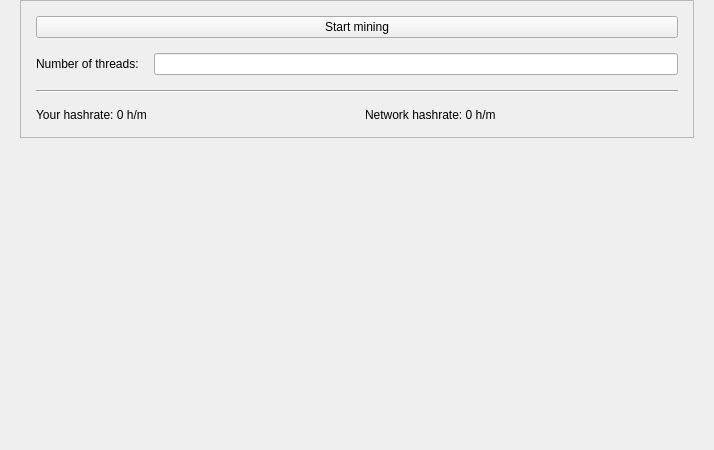
Old version of the form src/qt/forms/miningpage.ui in the repository equitypay/eqpay.
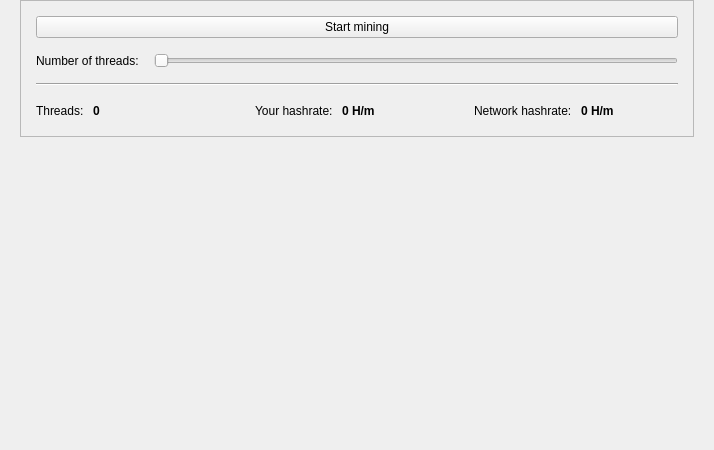
New version of the form.

```diff
--- a/src/qt/forms/miningpage.ui
+++ b/src/qt/forms/miningpage.ui
@@ -69,7 +69,11 @@
            </widget>
           </item>
           <item>
-           <widget class="QLineEdit" name="lineEdit"/>
+           <widget class="QSlider" name="threadSlider">
+            <property name="orientation">
+             <enum>Qt::Horizontal</enum>
+            </property>
+           </widget>
           </item>
          </layout>
         </item>
@@ -83,18 +87,127 @@
         <item>
          <layout class="QHBoxLayout" name="horizontalLayout">
           <item>
-           <widget class="QLabel" name="label">
-            <property name="text">
-             <string>Your hashrate: 0 h/m</string>
+           <layout class="QHBoxLayout" name="horizontalLayout_2">
+            <property name="spacing">
+             <number>6</number>
             </property>
-           </widget>
+            <property name="sizeConstraint">
+             <enum>QLayout::SetDefaultConstraint</enum>
+            </property>
+            <item>
+             <widget class="QLabel" name="label_4">
+              <property name="text">
+               <string>Threads: </string>
+              </property>
+             </widget>
+            </item>
+            <item>
+             <widget class="QLabel" name="threadLabel">
+              <property name="font">
+               <font>
+                <weight>75</weight>
+                <bold>true</bold>
+               </font>
+              </property>
+              <property name="text">
+               <string>0</string>
+              </property>
+             </widget>
+            </item>
+            <item>
+             <spacer name="horizontalSpacer">
+              <property name="orientation">
+               <enum>Qt::Horizontal</enum>
+              </property>
+              <property name="sizeHint" stdset="0">
+               <size>
+                <width>40</width>
+                <height>20</height>
+               </size>
+              </property>
+             </spacer>
+            </item>
+           </layout>
           </item>
           <item>
-           <widget class="QLabel" name="label_2">
-            <property name="text">
-             <string>Network hashrate: 0 h/m</string>
+           <layout class="QHBoxLayout" name="horizontalLayout_4">
+            <property name="spacing">
+             <number>6</number>
             </property>
-           </widget>
+            <item>
+             <widget class="QLabel" name="label">
+              <property name="text">
+               <string>Your hashrate: </string>
+              </property>
+             </widget>
+            </item>
+            <item>
+             <widget class="QLabel" name="hashrateLabel">
+              <property name="font">
+               <font>
+                <weight>75</weight>
+                <bold>true</bold>
+               </font>
+              </property>
+              <property name="text">
+               <string>0 H/m</string>
+              </property>
+             </widget>
+            </item>
+            <item>
+             <spacer name="horizontalSpacer_2">
+              <property name="orientation">
+               <enum>Qt::Horizontal</enum>
+              </property>
+              <property name="sizeHint" stdset="0">
+               <size>
+                <width>40</width>
+                <height>20</height>
+               </size>
+              </property>
+             </spacer>
+            </item>
+           </layout>
+          </item>
+          <item>
+           <layout class="QHBoxLayout" name="horizontalLayout_3">
+            <property name="spacing">
+             <number>6</number>
+            </property>
+            <item>
+             <widget class="QLabel" name="label_2">
+              <property name="text">
+               <string>Network hashrate: </string>
+              </property>
+             </widget>
+            </item>
+            <item>
+             <widget class="QLabel" name="networkLabel">
+              <property name="font">
+               <font>
+                <weight>75</weight>
+                <bold>true</bold>
+               </font>
+              </property>
+              <property name="text">
+               <string>0 H/m</string>
+              </property>
+             </widget>
+            </item>
+            <item>
+             <spacer name="horizontalSpacer_3">
+              <property name="orientation">
+               <enum>Qt::Horizontal</enum>
+              </property>
+              <property name="sizeHint" stdset="0">
+               <size>
+                <width>40</width>
+                <height>20</height>
+               </size>
+              </property>
+             </spacer>
+            </item>
+           </layout>
           </item>
          </layout>
         </item>
```
